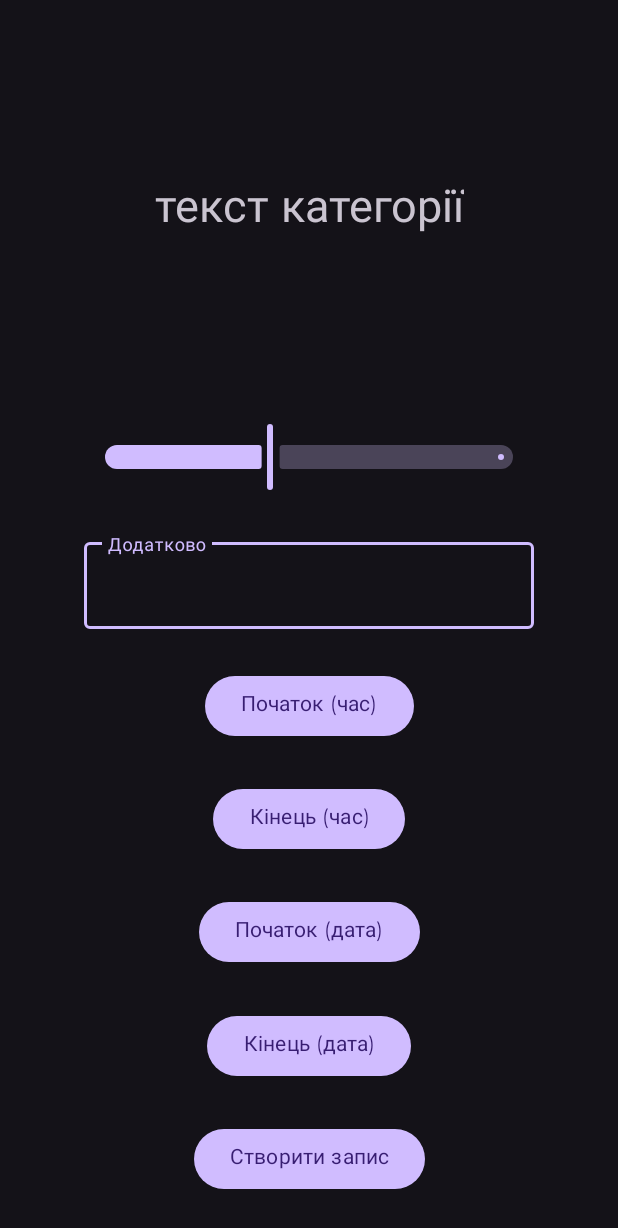
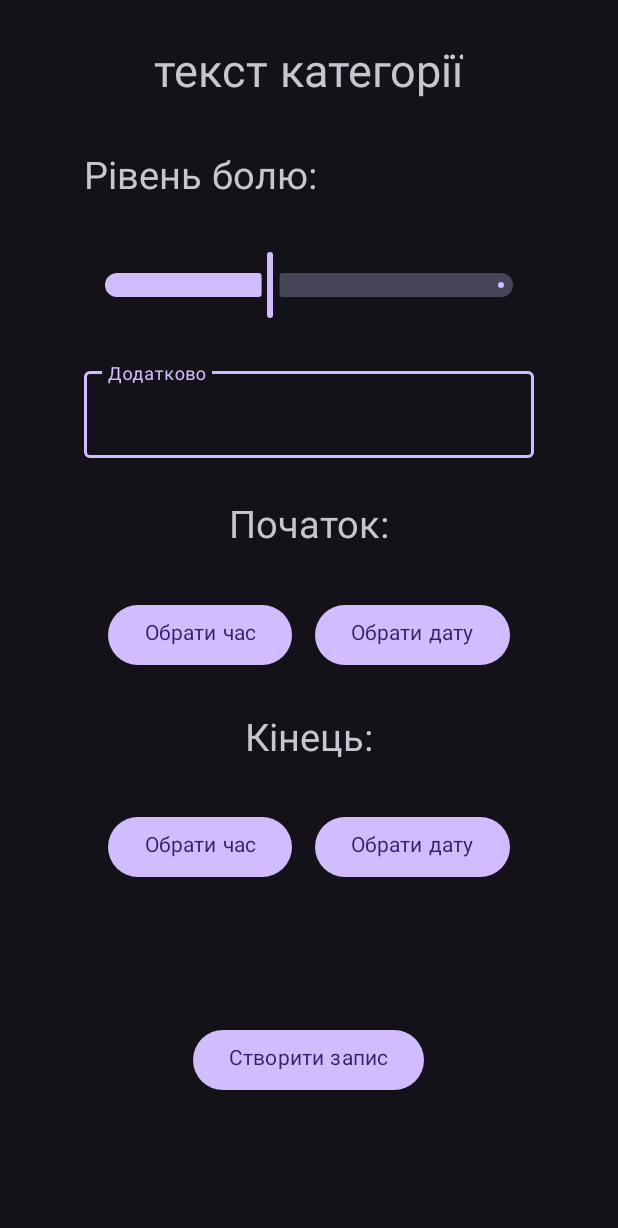
Before and after one commit to xo4yxypmy/Daily_Pain_Master_Project_Java, an Android app: the layout dialog_add_symptom.xml on its own in the app's theme, with its tools: preview values and no code run, on a phone screen of 412 x 824 dp. Shown: the top 1228 px of the screen. Run offline under Robolectric (Android 15) with nearby library versions, the phone set to English and light mode, and no system bars; Roboto replaces fonts that are not available here.

Commit message:
modified: window of creating note, buttons text

```diff
--- a/app/src/main/res/layout/dialog_add_symptom.xml
+++ b/app/src/main/res/layout/dialog_add_symptom.xml
@@ -15,10 +15,24 @@
 
         android:textSize="30dp"
 
+        app:layout_constraintBottom_toTopOf="@id/textPainLevel"
+        app:layout_constraintHorizontal_bias="0.497"
         app:layout_constraintLeft_toLeftOf="parent"
         app:layout_constraintRight_toRightOf="parent"
-        app:layout_constraintTop_toTopOf="parent"
-        app:layout_constraintBottom_toTopOf="@id/painSlider"/>
+        app:layout_constraintTop_toTopOf="parent" />
+
+    <TextView
+        android:id="@+id/textPainLevel"
+        android:layout_width="wrap_content"
+        android:layout_height="wrap_content"
+        android:text="Рівень болю:"
+        android:textSize="25dp"
+        app:layout_constraintBottom_toTopOf="@+id/painSlider"
+        app:layout_constraintEnd_toEndOf="parent"
+        app:layout_constraintHorizontal_bias="0.217"
+        app:layout_constraintStart_toStartOf="parent"
+        app:layout_constraintTop_toBottomOf="@+id/textOfCategory"
+        app:layout_constraintVertical_bias="0.761" />
 
     <com.google.android.material.slider.Slider
         android:id="@+id/painSlider"
@@ -31,8 +45,8 @@
 
         app:layout_constraintRight_toRightOf="parent"
         app:layout_constraintLeft_toLeftOf="parent"
-        app:layout_constraintBottom_toTopOf="@id/setStartTimeButton"
-        app:layout_constraintTop_toBottomOf="@+id/textOfCategory" />
+        app:layout_constraintBottom_toTopOf="@id/textInputAdditional"
+        app:layout_constraintTop_toBottomOf="@+id/textPainLevel" />
 
     <com.google.android.material.textfield.TextInputLayout
         android:id="@+id/textInputAdditional"
@@ -41,7 +55,7 @@
         android:hint="Додатково"
         app:layout_constraintEnd_toEndOf="parent"
         app:layout_constraintStart_toStartOf="parent"
-        app:layout_constraintBottom_toTopOf="@id/setStartTimeButton"
+        app:layout_constraintBottom_toTopOf="@id/textStart"
         app:layout_constraintTop_toBottomOf="@+id/painSlider">
 
         <com.google.android.material.textfield.TextInputEditText
@@ -50,53 +64,85 @@
             android:layout_height="wrap_content" />
     </com.google.android.material.textfield.TextInputLayout>
 
-    <Button
-        android:id="@+id/setStartTimeButton"
+    <TextView
+        android:id="@+id/textStart"
         android:layout_width="wrap_content"
         android:layout_height="wrap_content"
-
+        android:text="@string/Start"
+        android:textSize="25dp"
         app:layout_constraintRight_toRightOf="parent"
         app:layout_constraintLeft_toLeftOf="parent"
         app:layout_constraintTop_toBottomOf="@id/textInputAdditional"
-        app:layout_constraintBottom_toTopOf="@id/setEndTimeButton"
+        app:layout_constraintBottom_toTopOf="@id/setAllStartButtons"/>
 
-        android:text="@string/setStartTimeButton" />
-
-    <Button
-        android:id="@+id/setEndTimeButton"
+    <LinearLayout
+        android:id="@+id/setAllStartButtons"
         android:layout_width="wrap_content"
         android:layout_height="wrap_content"
-
         app:layout_constraintRight_toRightOf="parent"
         app:layout_constraintLeft_toLeftOf="parent"
-        app:layout_constraintTop_toBottomOf="@id/setStartTimeButton"
-        app:layout_constraintBottom_toTopOf="@id/setStartDateButton"
+        app:layout_constraintTop_toBottomOf="@id/textStart"
+        app:layout_constraintBottom_toTopOf="@id/textEnd">
 
-        android:text="@string/setEndTimeButton" />
+        <Button
+            android:id="@+id/setStartTimeButton"
+            android:layout_width="wrap_content"
+            android:layout_height="wrap_content"
+            app:layout_constraintRight_toRightOf="parent"
+            app:layout_constraintLeft_toLeftOf="parent"
+            android:text="@string/setTimeButton" />
 
-    <Button
-        android:id="@+id/setStartDateButton"
+        <Button
+            android:id="@+id/setStartDateButton"
+            android:layout_width="wrap_content"
+            android:layout_height="wrap_content"
+            android:layout_marginLeft="15dp"
+            app:layout_constraintRight_toRightOf="parent"
+            app:layout_constraintLeft_toLeftOf="parent"
+            android:text="@string/setDateButton" />
+
+    </LinearLayout>
+
+    <TextView
+        android:id="@+id/textEnd"
         android:layout_width="wrap_content"
         android:layout_height="wrap_content"
+        android:text="@string/End"
+        android:textSize="25dp"
+        app:layout_constraintBottom_toTopOf="@id/setAllEndButtons"
+        app:layout_constraintLeft_toLeftOf="parent"
+        app:layout_constraintRight_toRightOf="parent"
+        app:layout_constraintTop_toBottomOf="@id/setAllStartButtons" />
 
+    <LinearLayout
+        android:id="@+id/setAllEndButtons"
+        android:layout_width="wrap_content"
+        android:layout_height="wrap_content"
         app:layout_constraintRight_toRightOf="parent"
         app:layout_constraintLeft_toLeftOf="parent"
-        app:layout_constraintTop_toBottomOf="@id/setEndTimeButton"
-        app:layout_constraintBottom_toTopOf="@id/setEndDateButton"
+        app:layout_constraintTop_toBottomOf="@id/setAllStartButtons"
+        app:layout_constraintBottom_toTopOf="@id/createCategoryButton">
 
-        android:text="@string/setStartDateButton" />
+        <Button
+            android:id="@+id/setEndTimeButton"
+            android:layout_width="wrap_content"
+            android:layout_height="wrap_content"
+            app:layout_constraintRight_toRightOf="parent"
+            app:layout_constraintLeft_toLeftOf="parent"
+            android:text="@string/setTimeButton" />
 
-    <Button
-        android:id="@+id/setEndDateButton"
-        android:layout_width="wrap_content"
-        android:layout_height="wrap_content"
 
-        app:layout_constraintRight_toRightOf="parent"
-        app:layout_constraintLeft_toLeftOf="parent"
-        app:layout_constraintTop_toBottomOf="@id/setStartDateButton"
-        app:layout_constraintBottom_toTopOf="@+id/createCategoryButton"
 
-        android:text="@string/setEndDateButton" />
+        <Button
+            android:id="@+id/setEndDateButton"
+            android:layout_width="wrap_content"
+            android:layout_height="wrap_content"
+            android:layout_marginLeft="15dp"
+            app:layout_constraintRight_toRightOf="parent"
+            app:layout_constraintLeft_toLeftOf="parent"
+            android:text="@string/setDateButton" />
+    </LinearLayout>
+
 
     <Button
         android:id="@+id/createCategoryButton"
@@ -104,13 +150,14 @@
         android:layout_width="wrap_content"
         android:layout_height="wrap_content"
 
+        android:text="@string/createSymptomButton"
+        app:layout_constraintBottom_toBottomOf="parent"
+        app:layout_constraintHorizontal_bias="0.498"
+        app:layout_constraintLeft_toLeftOf="parent"
+
         app:layout_constraintRight_toRightOf="parent"
-        app:layout_constraintLeft_toLeftOf="parent"
-        app:layout_constraintTop_toBottomOf="@id/setEndDateButton"
-        app:layout_constraintBottom_toBottomOf="parent"
-
-        android:text="@string/createSymptomButton" />
-
+        app:layout_constraintTop_toBottomOf="@id/setAllEndButtons"
+        app:layout_constraintVertical_bias="0.893" />
 
 
 </androidx.constraintlayout.widget.ConstraintLayout>
--- a/app/src/main/res/layout/fragment_report.xml
+++ b/app/src/main/res/layout/fragment_report.xml
@@ -6,16 +6,27 @@
     xmlns:app="http://schemas.android.com/apk/res-auto"
     tools:context=".ReportFragment">
 
+    <TextView
+        android:id="@+id/chooseCategory"
+        android:layout_width="wrap_content"
+        android:layout_height="wrap_content"
+        android:text="@string/chooseCategory"
+        android:textSize="20dp"
+        app:layout_constraintRight_toRightOf="parent"
+        app:layout_constraintLeft_toLeftOf="parent"
+        app:layout_constraintTop_toTopOf="parent"
+        app:layout_constraintBottom_toTopOf="@id/spinner"
+        />
+
     <Spinner
         android:id="@+id/spinner"
         android:layout_width="240dp"
         android:layout_height="60dp"
 
+        app:layout_constraintBottom_toTopOf="@id/testBSLKFJM"
+        app:layout_constraintLeft_toLeftOf="parent"
         app:layout_constraintRight_toRightOf="parent"
-        app:layout_constraintLeft_toLeftOf="parent"
-        app:layout_constraintBottom_toTopOf="@id/testBSLKFJM"
-        app:layout_constraintTop_toTopOf="parent"
-        />
+        app:layout_constraintTop_toBottomOf="@id/chooseCategory" />
 
     <Button
         android:id="@+id/testBSLKFJM"
@@ -23,7 +34,7 @@
         android:layout_width="wrap_content"
         android:layout_height="wrap_content"
 
-        android:text="@string/createSymptomButton"
+        android:text="@string/createReportButton"
 
         app:layout_constraintLeft_toLeftOf="parent"
         app:layout_constraintRight_toRightOf="parent"
--- a/app/src/main/res/values/strings.xml
+++ b/app/src/main/res/values/strings.xml
@@ -12,14 +12,18 @@
     <string name="create_category_field">Ваша назва...</string>
     <string name="submitCategoryButtonText">Додати категорію</string>
     <string name="createCategoryButton">Створити категорію</string>
-    <string name="setStartDateButton">Початок (дата)</string>
-    <string name="setEndDateButton">Кінець (дата)</string>
-    <string name="setEndTimeButton">Кінець (час)</string>
-    <string name="setStartTimeButton">Початок (час)</string>
     <string name="createSymptomButton">Створити запис</string>
-    <string name="openDirectoryButton">Відкрити директорію з всіма записами</string>
+    <string name="createReportButton">Створити звіт</string>
+    <string name="openDirectoryButton">Відкрити папку зі створеними звітами</string>
     <string name="deleteAccount">Видалити обліковий запис</string>
     <string name="settingsText">Налаштування</string>
+    <string name="setTimeButton">Обрати час</string>
+    <string name="setDateButton">Обрати дату</string>
+    <string name="Start">Початок:</string>
+    <string name="End">Кінець:</string>
+    <string name="chooseCategory">Оберіть категорію:</string>
+
+
     <!-- Preference Titles -->
     <string name="messages_header">Messages</string>
     <string name="sync_header">Sync</string>
```
